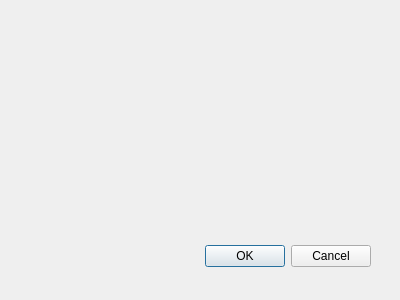
Qt form nowcast_tool_config_dialog.ui (Kanahiro/qgis-nowcast-tool-plugin) before a commit.
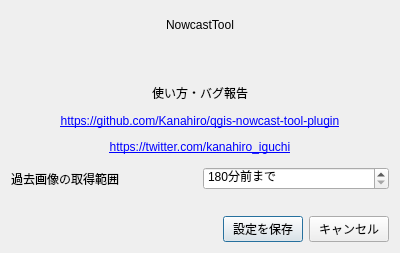
The same form after that commit.

Diff of the .ui file:
```diff
--- a/nowcast_tool_config_dialog.ui
+++ b/nowcast_tool_config_dialog.ui
@@ -1,33 +1,130 @@
 <ui version="4.0" >
  <class>NowcastToolDialogBase</class>
- <widget class="QDialog" name="NowcastToolDialogBase" >
-  <property name="geometry" >
+ <widget class="QDialog" name="NowcastToolDialogBase">
+  <property name="geometry">
    <rect>
     <x>0</x>
     <y>0</y>
     <width>400</width>
-    <height>300</height>
+    <height>253</height>
    </rect>
   </property>
-  <property name="windowTitle" >
-   <string>JMA Nowcast Tiletool</string>
+  <property name="minimumSize">
+   <size>
+    <width>400</width>
+    <height>0</height>
+   </size>
   </property>
-  <widget class="QDialogButtonBox" name="button_box" >
-   <property name="geometry" >
-    <rect>
-     <x>30</x>
-     <y>240</y>
-     <width>341</width>
-     <height>32</height>
-    </rect>
-   </property>
-   <property name="orientation" >
-    <enum>Qt::Horizontal</enum>
-   </property>
-   <property name="standardButtons" >
-    <set>QDialogButtonBox::Cancel|QDialogButtonBox::Ok</set>
-   </property>
-  </widget>
+  <property name="windowTitle">
+   <string>NowcastTool - config</string>
+  </property>
+  <layout class="QVBoxLayout" name="verticalLayout">
+   <item>
+    <widget class="QLabel" name="label_2">
+     <property name="minimumSize">
+      <size>
+       <width>0</width>
+       <height>150</height>
+      </size>
+     </property>
+     <property name="text">
+      <string>&lt;html&gt;&lt;head/&gt;&lt;body&gt;&lt;p&gt;NowcastTool&lt;/p&gt;&lt;p&gt;&lt;br/&gt;&lt;/p&gt;&lt;p&gt;使い方・バグ報告&lt;/p&gt;&lt;p&gt;&lt;a href=&quot;https://github.com/Kanahiro/qgis-nowcast-tool-plugin&quot;&gt;&lt;span style=&quot; text-decoration: underline; color:#0000ff;&quot;&gt;https://github.com/Kanahiro/qgis-nowcast-tool-plugin&lt;/span&gt;&lt;/a&gt;&lt;/p&gt;&lt;p&gt;&lt;a href=&quot;https://twitter.com/kanahiro_iguchi&quot;&gt;&lt;span style=&quot; text-decoration: underline; color:#0000ff;&quot;&gt;https://twitter.com/kanahiro_iguchi&lt;/span&gt;&lt;/a&gt;&lt;/p&gt;&lt;/body&gt;&lt;/html&gt;</string>
+     </property>
+     <property name="scaledContents">
+      <bool>false</bool>
+     </property>
+     <property name="alignment">
+      <set>Qt::AlignCenter</set>
+     </property>
+     <property name="wordWrap">
+      <bool>false</bool>
+     </property>
+     <property name="openExternalLinks">
+      <bool>true</bool>
+     </property>
+    </widget>
+   </item>
+   <item>
+    <layout class="QHBoxLayout" name="horizontalLayout">
+     <item>
+      <widget class="QLabel" name="label">
+       <property name="text">
+        <string>過去画像の取得範囲</string>
+       </property>
+      </widget>
+     </item>
+     <item>
+      <widget class="QSpinBox" name="durationSpinbox">
+       <property name="suffix">
+        <string>分前まで</string>
+       </property>
+       <property name="prefix">
+        <string/>
+       </property>
+       <property name="minimum">
+        <number>180</number>
+       </property>
+       <property name="maximum">
+        <number>1200</number>
+       </property>
+       <property name="singleStep">
+        <number>5</number>
+       </property>
+       <property name="value">
+        <number>180</number>
+       </property>
+      </widget>
+     </item>
+    </layout>
+   </item>
+   <item>
+    <spacer name="verticalSpacer">
+     <property name="orientation">
+      <enum>Qt::Vertical</enum>
+     </property>
+     <property name="sizeType">
+      <enum>QSizePolicy::Fixed</enum>
+     </property>
+     <property name="sizeHint" stdset="0">
+      <size>
+       <width>20</width>
+       <height>20</height>
+      </size>
+     </property>
+    </spacer>
+   </item>
+   <item>
+    <layout class="QHBoxLayout" name="horizontalLayout_2">
+     <item>
+      <spacer name="horizontalSpacer">
+       <property name="orientation">
+        <enum>Qt::Horizontal</enum>
+       </property>
+       <property name="sizeHint" stdset="0">
+        <size>
+         <width>40</width>
+         <height>20</height>
+        </size>
+       </property>
+      </spacer>
+     </item>
+     <item>
+      <widget class="QPushButton" name="saveButton">
+       <property name="text">
+        <string>設定を保存</string>
+       </property>
+      </widget>
+     </item>
+     <item>
+      <widget class="QPushButton" name="cancelButton">
+       <property name="text">
+        <string>キャンセル</string>
+       </property>
+      </widget>
+     </item>
+    </layout>
+   </item>
+  </layout>
  </widget>
  <resources/>
  <connections>
```
Left out of the diff: 38 changed lines with no effect on the pictures.
